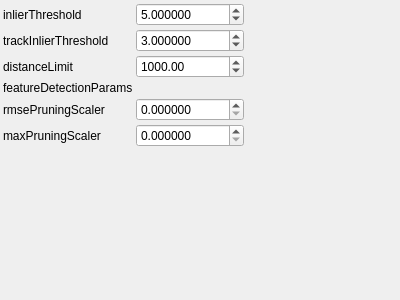
This is utils/corestructs/coreWidgets/iterativeReconstructionFeatureSelectionParamsControlWidget.ui in NickPenkrat/corecvs as Qt 5 draws it before an edit. The edited form follows.
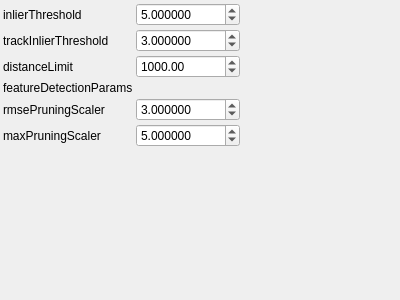
This is the edited form. Custom widgets are drawn as their Qt base class.

Patch:
```diff
--- a/utils/corestructs/coreWidgets/iterativeReconstructionFeatureSelectionParamsControlWidget.ui
+++ b/utils/corestructs/coreWidgets/iterativeReconstructionFeatureSelectionParamsControlWidget.ui
@@ -33,7 +33,7 @@
          <string>Inlier threshold</string>
        </property>
        <property name="minimum">
-        <double>-50000</double>
+        <double>0</double>
        </property>
        <property name="maximum">
         <double>50000</double>
@@ -62,7 +62,7 @@
          <string>Track append threshold</string>
        </property>
        <property name="minimum">
-        <double>-50000</double>
+        <double>0</double>
        </property>
        <property name="maximum">
         <double>50000</double>
@@ -91,10 +91,10 @@
          <string>Track distance limit</string>
        </property>
        <property name="minimum">
-        <double>-50000</double>
+        <double>0</double>
        </property>
        <property name="maximum">
-        <double>50000</double>
+        <double>500000</double>
        </property>
        <property name="singleStep">
         <double>1</double>
@@ -130,6 +130,18 @@
        <property name="toolTip">
          <string>RMSE pruning scaler</string>
        </property>
+       <property name="minimum">
+        <double>0</double>
+       </property>
+       <property name="maximum">
+        <double>10000</double>
+       </property>
+       <property name="singleStep">
+        <double>1</double>
+       </property>
+       <property name="value">
+        <double>3</double>
+       </property>
        <property name="decimals">
         <number>6</number>
        </property>
@@ -147,6 +159,18 @@
        <property name="toolTip">
          <string>Max pruning scaler</string>
        </property>
+       <property name="minimum">
+        <double>0</double>
+       </property>
+       <property name="maximum">
+        <double>10000</double>
+       </property>
+       <property name="singleStep">
+        <double>1</double>
+       </property>
+       <property name="value">
+        <double>5</double>
+       </property>
        <property name="decimals">
         <number>6</number>
        </property>
```
